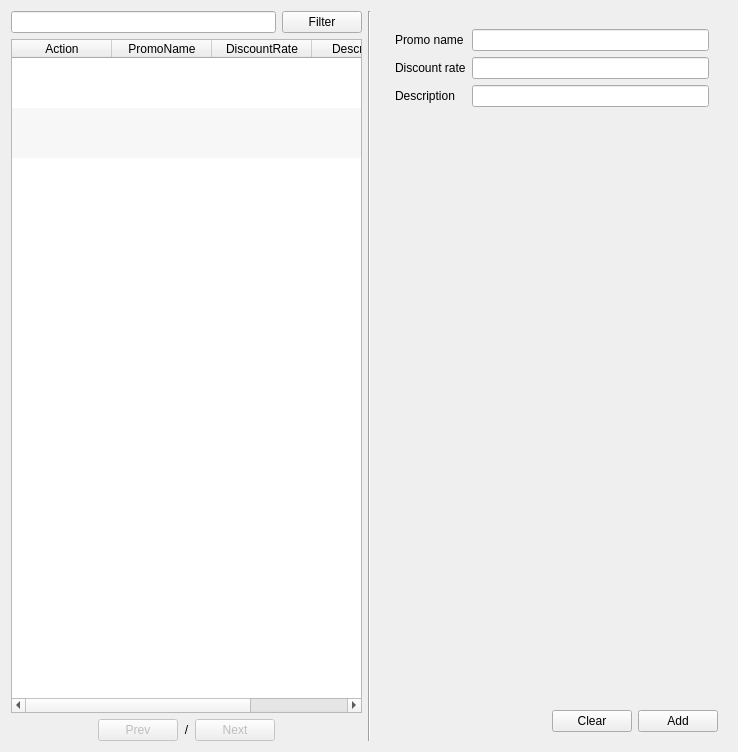
This is app/views/templates/generated/ManagePromo.ui in rondalefloyd/mts-pos as Qt 5 draws it before an edit. The edited form follows.
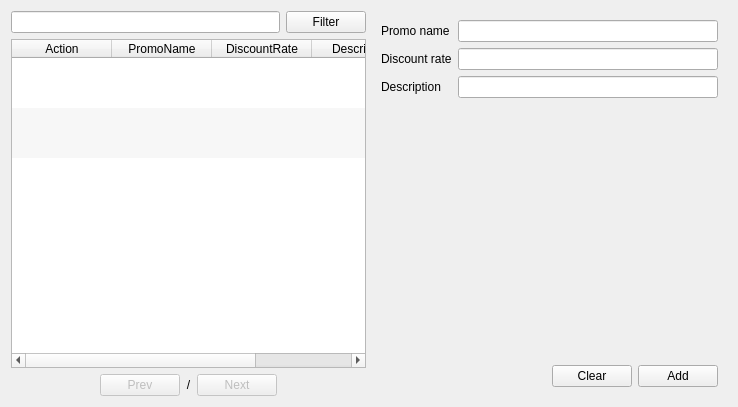
This is the edited form.

Diff of the .ui file:
```diff
--- a/app/views/templates/generated/ManagePromo.ui
+++ b/app/views/templates/generated/ManagePromo.ui
@@ -7,7 +7,7 @@
     <x>0</x>
     <y>0</y>
     <width>738</width>
-    <height>752</height>
+    <height>407</height>
    </rect>
   </property>
   <property name="windowTitle">
@@ -175,13 +175,6 @@
      </item>
     </layout>
    </item>
-   <item>
-    <widget class="Line" name="line">
-     <property name="orientation">
-      <enum>Qt::Vertical</enum>
-     </property>
-    </widget>
-   </item>
    <item>
     <widget class="QFrame" name="frameRegister">
      <property name="maximumSize">
@@ -191,17 +184,20 @@
       </size>
      </property>
      <layout class="QVBoxLayout" name="verticalLayout_2">
+      <property name="spacing">
+       <number>0</number>
+      </property>
       <property name="leftMargin">
-       <number>9</number>
+       <number>0</number>
       </property>
       <property name="topMargin">
-       <number>9</number>
+       <number>0</number>
       </property>
       <property name="rightMargin">
-       <number>9</number>
+       <number>0</number>
       </property>
       <property name="bottomMargin">
-       <number>9</number>
+       <number>0</number>
       </property>
       <item>
        <widget class="QScrollArea" name="scrollArea">
@@ -216,8 +212,8 @@
           <rect>
            <x>0</x>
            <y>0</y>
-           <width>284</width>
-           <height>685</height>
+           <width>311</width>
+           <height>348</height>
           </rect>
          </property>
          <layout class="QFormLayout" name="formLayout">
@@ -260,6 +256,7 @@
        </widget>
       </item>
       <item>
+       <widget class="QWidget" name="widget" native="true">
        <layout class="QHBoxLayout" name="horizontalLayout_3">
         <item>
          <spacer name="horizontalSpacer_3">
@@ -268,7 +265,7 @@
           </property>
           <property name="sizeHint" stdset="0">
            <size>
-            <width>40</width>
+             <width>119</width>
             <height>20</height>
            </size>
           </property>
@@ -289,6 +286,7 @@
          </widget>
         </item>
        </layout>
+       </widget>
       </item>
      </layout>
     </widget>
```
Lines whose indentation alone changed are shown as unchanged.
